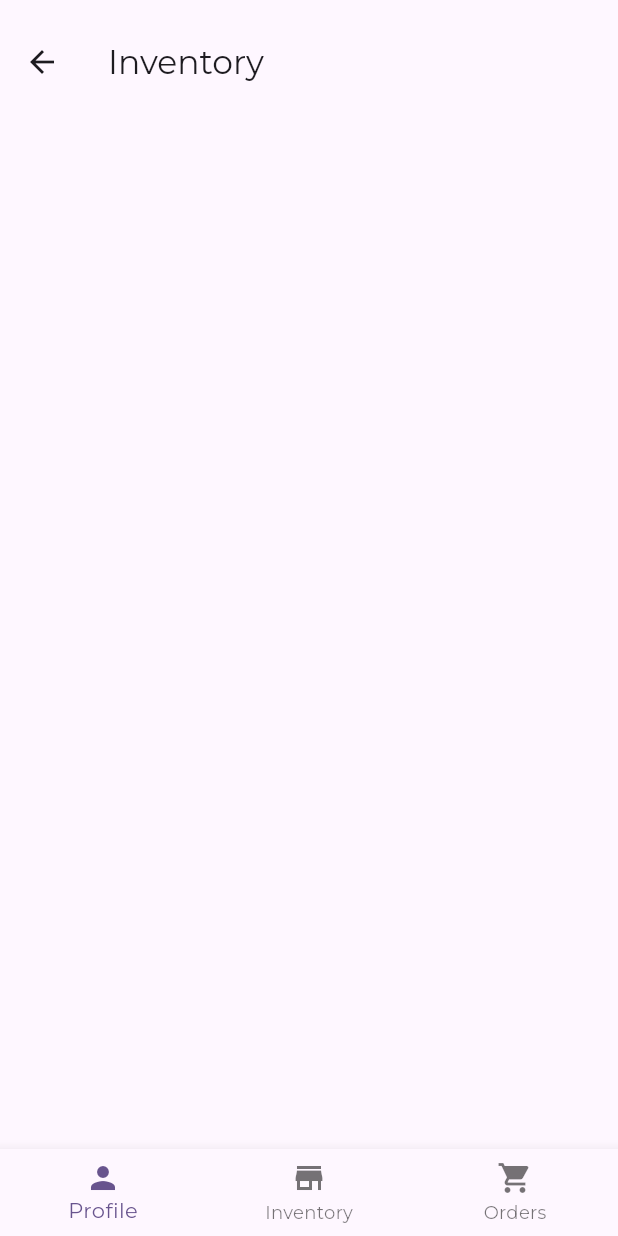
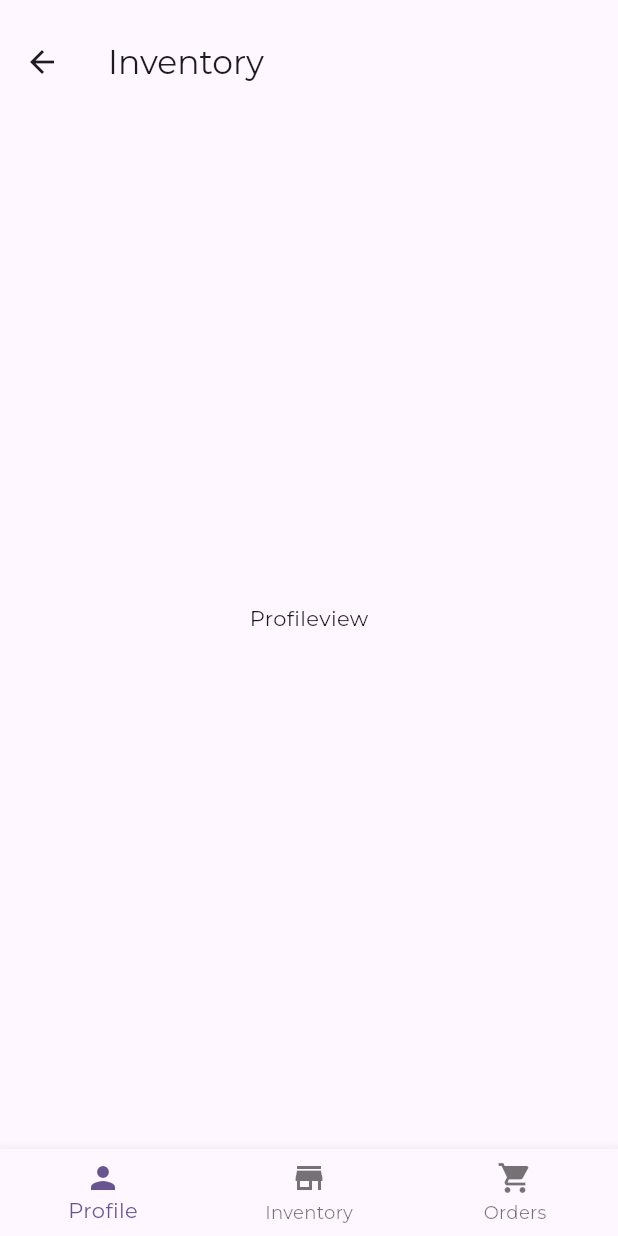
Before and after one commit to Nandagopalvs25/Pharmalink, a Flutter app: the PharmHome screen opened directly, on a phone screen of 412 x 824 dp. Run offline on Flutter 3.47's test engine with Material 3 defaults, Android fonts, the phone set to English and light mode, and no system bars; our stand-ins replace get, google_fonts; project files that could hold a hidden picture were left out.

Commit message:
pharmview, controller logic implemented

```diff
--- a/lib/pharmacy/controllers/pharmcontroller.dart
+++ b/lib/pharmacy/controllers/pharmcontroller.dart
@@ -1,3 +1,15 @@
 import 'package:get/get.dart';
+import 'package:flutter/material.dart';
+import 'package:pharmalinkfend/pharmacy/views/inventory.dart';
+import 'package:pharmalinkfend/pharmacy/views/orders.dart';
+import 'package:pharmalinkfend/pharmacy/views/profileview.dart';
 
-class PharmController extends GetxController {}
+class PharmController extends GetxController {
+  final List<String> titles = ["Profile", "Inventory", "Orders"];
+  final List<Widget> bodies = [ProfileView(), Inventory(), Orders()];
+  var selectedpage = 0.obs;
+  void setindex(index) {
+    selectedpage.value = index;
+    update();
+  }
+}
--- a/lib/pharmacy/views/pharmhome.dart
+++ b/lib/pharmacy/views/pharmhome.dart
@@ -1,12 +1,14 @@
 import 'package:flutter/cupertino.dart';
 import 'package:flutter/material.dart';
 import 'package:get/get.dart';
+import 'package:pharmalinkfend/pharmacy/controllers/pharmcontroller.dart';
 
 class PharmHome extends StatelessWidget {
   const PharmHome({super.key});
 
   @override
   Widget build(BuildContext context) {
+    final pharmcontroller = PharmController();
     final _screenheight = MediaQuery.of(context).size.height;
     final _screenwidth = MediaQuery.of(context).size.width;
     return Scaffold(
@@ -16,15 +18,28 @@ class PharmHome extends StatelessWidget {
           "Inventory",
         ),
       ),
-      body: Container(
-        height: _screenheight * 0.8,
-      ),
+      body: Obx(() => Container(
+          height: _screenheight * 0.8,
+          child: pharmcontroller.bodies[pharmcontroller.selectedpage.value])),
       bottomNavigationBar: BottomNavigationBar(
+        currentIndex: pharmcontroller.selectedpage.value,
+        onTap: (index) {
+          pharmcontroller.setindex(index);
+          debugPrint("Index: $index");
+        },
         items: const [
-          BottomNavigationBarItem(icon: Icon(Icons.person), label: "Profile"),
-          BottomNavigationBarItem(icon: Icon(Icons.store), label: "Inventory"),
           BottomNavigationBarItem(
-              icon: Icon(Icons.shopping_cart), label: "Orders"),
+            icon: Icon(Icons.person),
+            label: "Profile",
+          ),
+          BottomNavigationBarItem(
+            icon: Icon(Icons.store),
+            label: "Inventory",
+          ),
+          BottomNavigationBarItem(
+            icon: Icon(Icons.shopping_cart),
+            label: "Orders",
+          ),
         ],
       ),
     );
--- /dev/null
+++ b/lib/pharmacy/views/profileview.dart
@@ -0,0 +1,16 @@
+import 'package:flutter/cupertino.dart';
+
+class ProfileView extends StatelessWidget {
+  const ProfileView({super.key});
+
+  @override
+  Widget build(BuildContext context) {
+    return Container(
+      child: Center(
+        child: Text(
+          "Profileview",
+        ),
+      ),
+    );
+  }
+}
```
Also changed, not shown: lib/pharmacy/views/inventory.dart (added, +16 -0 lines), lib/pharmacy/views/orders.dart (added, +16 -0 lines), 1 other file.
